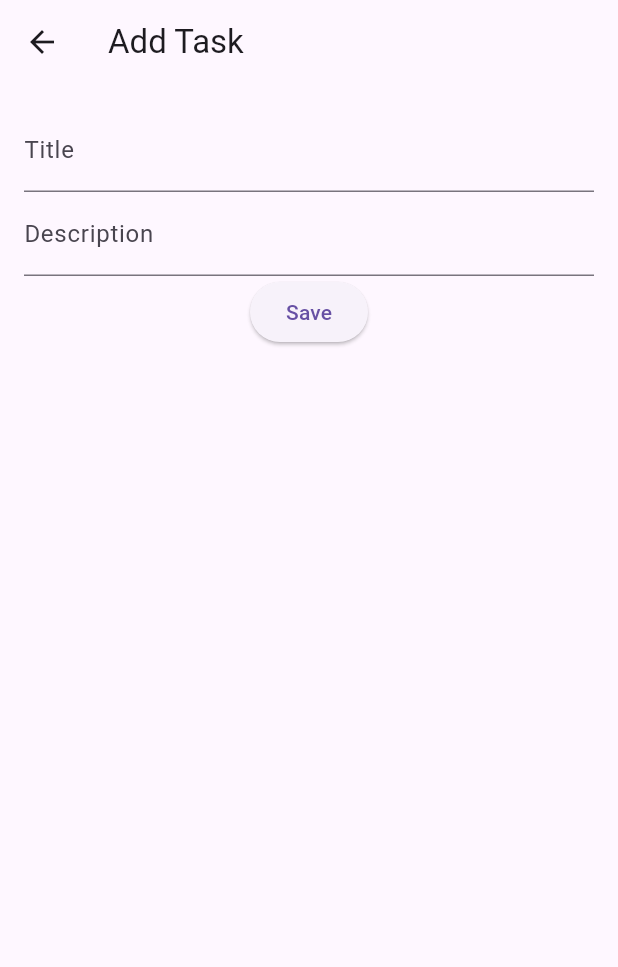
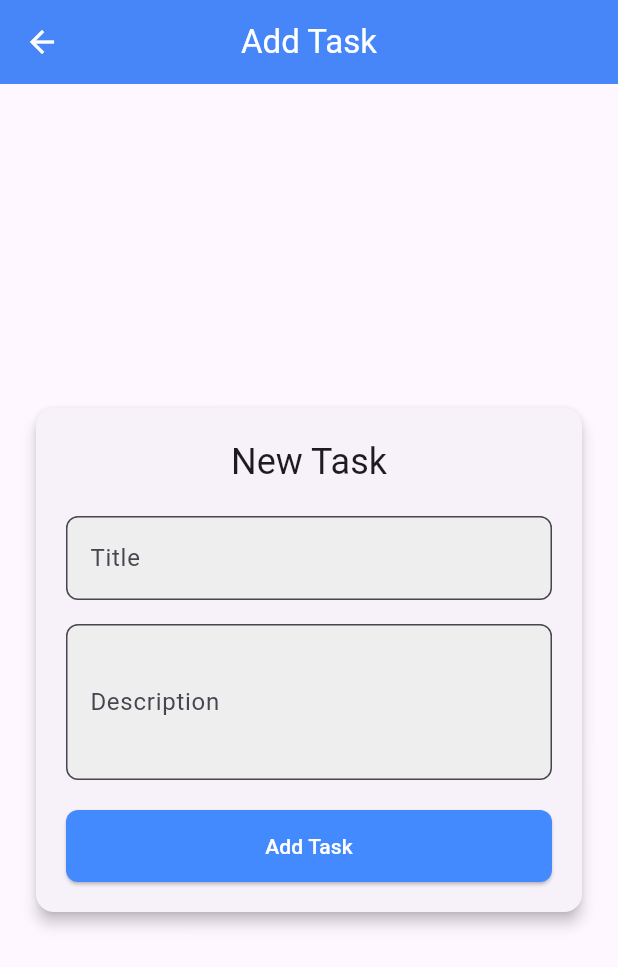
Before and after one commit to thathsaraDinu/assignment_enhanzer, a Flutter app: the AddEditTaskScreen screen opened directly, on a phone screen of 412 x 824 dp. Shown: the top 967 px of the screen. Run offline on Flutter 3.47's test engine with Material 3 defaults, Android fonts, the phone set to English and light mode, and no system bars; our stand-ins replace sqflite; accounts and stored records are empty.

Commit message:
Enhance task management UI with improved layouts and validation

```diff
--- a/lib/views/add_edit_task_screen.dart
+++ b/lib/views/add_edit_task_screen.dart
@@ -28,44 +28,102 @@ class _AddEditTaskScreenState extends State<AddEditTaskScreen> {
   @override
   Widget build(BuildContext context) {
     final taskViewModel = Provider.of<TaskViewModel>(context);
+    final isEditing = widget.task != null;
 
     return Scaffold(
-      appBar:
-          AppBar(title: Text(widget.task == null ? 'Add Task' : 'Edit Task')),
+      appBar: AppBar(
+        title: Text(isEditing ? 'Edit Task' : 'Add Task'),
+        centerTitle: true,
+        elevation: 2,
+        backgroundColor: Colors.blueAccent,
+        foregroundColor: Colors.white,
+      ),
       body: Padding(
-        padding: const EdgeInsets.all(16.0),
+        padding: const EdgeInsets.all(20.0),
+        child: Center(
+          child: Card(
+            elevation: 4,
+            shape: RoundedRectangleBorder(
+              borderRadius: BorderRadius.circular(12),
+            ),
+            child: Padding(
+              padding: const EdgeInsets.all(20.0),
               child: Form(
                 key: _formKey,
                 child: Column(
+                  mainAxisSize: MainAxisSize.min,
                   children: [
+                    Text(
+                      isEditing ? 'Edit Task' : 'New Task',
+                      style: Theme.of(context).textTheme.headlineSmall,
+                    ),
+                    const SizedBox(height: 20),
                     TextFormField(
                       controller: _titleController,
-                  decoration: const InputDecoration(labelText: 'Title')),
+                      decoration: InputDecoration(
+                        labelText: 'Title',
+                        border: OutlineInputBorder(
+                          borderRadius: BorderRadius.circular(8),
+                        ),
+                        filled: true,
+                        fillColor: Colors.grey[200],
+                      ),
+                      validator: (value) {
+                        if (value == null || value.isEmpty) {
+                          return 'Title cannot be empty';
+                        }
+                        return null;
+                      },
+                    ),
+                    const SizedBox(height: 16),
                     TextFormField(
                       controller: _descriptionController,
-                  decoration: const InputDecoration(labelText: 'Description')),
-              ElevatedButton(
-                child: const Text('Save'),
+                      maxLines: 3,
+                      decoration: InputDecoration(
+                        labelText: 'Description',
+                        border: OutlineInputBorder(
+                          borderRadius: BorderRadius.circular(8),
+                        ),
+                        filled: true,
+                        fillColor: Colors.grey[200],
+                      ),
+                    ),
+                    const SizedBox(height: 20),
+                    SizedBox(
+                      width: double.infinity,
+                      child: ElevatedButton(
                         onPressed: () {
                           if (_formKey.currentState!.validate()) {
                             final task = Task(
-                      id: widget.task?.id, // Preserve the ID when editing
+                              id: widget.task?.id,
                               title: _titleController.text,
                               description: _descriptionController.text,
                             );
 
-                    if (widget.task == null) {
+                            if (isEditing) {
+                              taskViewModel.updateTask(task);
+                            } else {
                               taskViewModel.addTask(task);
-                    } else {
-                      taskViewModel.updateTask(task); // Ensure update happens
                             }
 
                             Navigator.pop(context);
                           }
                         },
-
+                        style: ElevatedButton.styleFrom(
+                          padding: const EdgeInsets.symmetric(vertical: 14),
+                          shape: RoundedRectangleBorder(
+                            borderRadius: BorderRadius.circular(8),
+                          ),
+                          backgroundColor: Colors.blueAccent,
+                          foregroundColor: Colors.white,
+                        ),
+                        child: Text(isEditing ? 'Update Task' : 'Add Task'),
+                      ),
                     ),
                   ],
+                ),
+              ),
+            ),
           ),
         ),
       ),
```
Also changed, not shown: lib/views/task_list_screen.dart (+81 -14 lines). Lines whose indentation alone changed are shown as unchanged.
